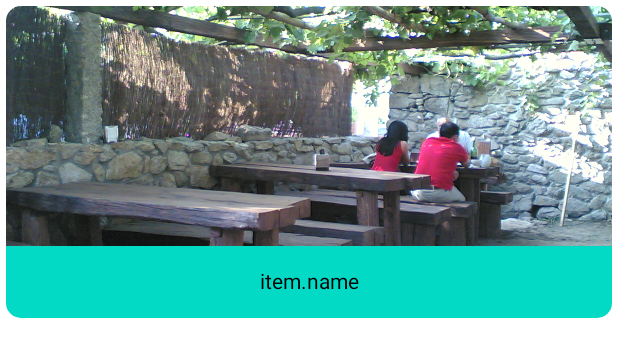
After one commit to HPosedev/FuranchoRiasBaixas, an Android app built with Jetpack Compose: the @Preview function DetailedScreen, on a phone screen of 412 x 824 dp. The commit adds this screen. Shown: the top 357 px of the screen. Run offline under Robolectric (Android 15) with nearby library versions, the phone set to English and light mode, and no system bars.

Commit message:
added DetailedScreen.kt

```diff
--- /dev/null
+++ b/app/src/main/java/com/hposedev/myapplication/DetailedScreen.kt
@@ -0,0 +1,53 @@
+package com.hposedev.myapplication.ui.theme
+
+import androidx.compose.foundation.Image
+import androidx.compose.foundation.background
+import androidx.compose.foundation.layout.*
+import androidx.compose.foundation.shape.RoundedCornerShape
+import androidx.compose.material.MaterialTheme
+import androidx.compose.material.Text
+import androidx.compose.runtime.Composable
+import androidx.compose.ui.Alignment
+import androidx.compose.ui.Modifier
+import androidx.compose.ui.draw.clip
+import androidx.compose.ui.layout.ContentScale
+import androidx.compose.ui.res.painterResource
+import androidx.compose.ui.tooling.preview.Preview
+import androidx.compose.ui.unit.dp
+import com.hposedev.myapplication.R
+
+@Preview
+@Composable
+fun DetailedScreen(){
+    Column(
+        modifier = Modifier
+            .padding(4.dp)
+            .clip(RoundedCornerShape(10.dp))
+    ) {
+        Box(
+            modifier = Modifier
+                .height(160.dp)
+                .fillMaxWidth()
+        ) {
+            Image(
+                painter = painterResource(id = R.drawable.a_de_juan ),
+                contentDescription = null,
+                contentScale = ContentScale.Crop,
+                modifier = Modifier.fillMaxSize(),
+            )
+        }
+        Box(
+            modifier = Modifier
+                .fillMaxWidth()
+                .background(MaterialTheme.colors.secondary)
+                .padding(16.dp),
+            contentAlignment = Alignment.Center
+
+        )
+        {
+            Text(
+                text = "item.name"
+            )
+        }
+    }
+}
--- a/app/src/main/java/com/hposedev/myapplication/MainActivity.kt
+++ b/app/src/main/java/com/hposedev/myapplication/MainActivity.kt
@@ -12,11 +12,7 @@ import androidx.compose.foundation.lazy.LazyVerticalGrid
 import androidx.compose.foundation.shape.RoundedCornerShape
 import androidx.compose.material.*
 import androidx.compose.material.icons.Icons
-import androidx.compose.material.icons.filled.FavoriteBorder
 import androidx.compose.material.icons.filled.Menu
-import androidx.compose.material.icons.filled.Settings
-import androidx.compose.material.icons.outlined.List
-import androidx.compose.material.icons.outlined.MoreVert
 import androidx.compose.runtime.*
 import androidx.compose.ui.Alignment
 import androidx.compose.ui.Modifier
@@ -26,6 +22,8 @@ import androidx.compose.ui.res.painterResource
 import androidx.compose.ui.res.stringResource
 import androidx.compose.ui.tooling.preview.Preview
 import androidx.compose.ui.unit.dp
+import com.hposedev.myapplication.data.Furancho
+import com.hposedev.myapplication.data.ListaFuranchos
 import com.hposedev.myapplication.ui.theme.MyApplicationTheme
 
 class MainActivity : ComponentActivity() {
--- a/app/src/main/java/com/hposedev/myapplication/Furancho.kt
+++ b/app/src/main/java/com/hposedev/myapplication/data/Furancho.kt
@@ -1,4 +1,4 @@
-package com.hposedev.myapplication
+package com.hposedev.myapplication.data
 
 data class Furancho(val name:String, val adress:String, val image:Int){
 
--- a/app/src/main/java/com/hposedev/myapplication/ListaFuranchos.kt
+++ b/app/src/main/java/com/hposedev/myapplication/data/ListaFuranchos.kt
@@ -1,4 +1,6 @@
-package com.hposedev.myapplication
+package com.hposedev.myapplication.data
+
+import com.hposedev.myapplication.R
 
 class ListaFuranchos {
     companion object {
```
